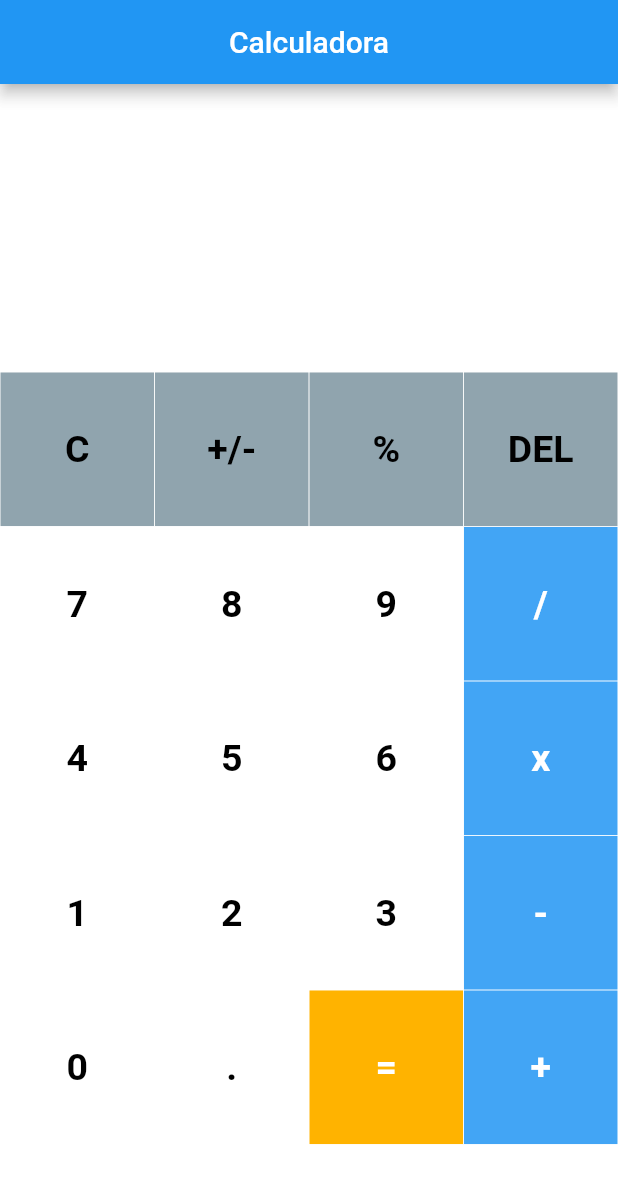
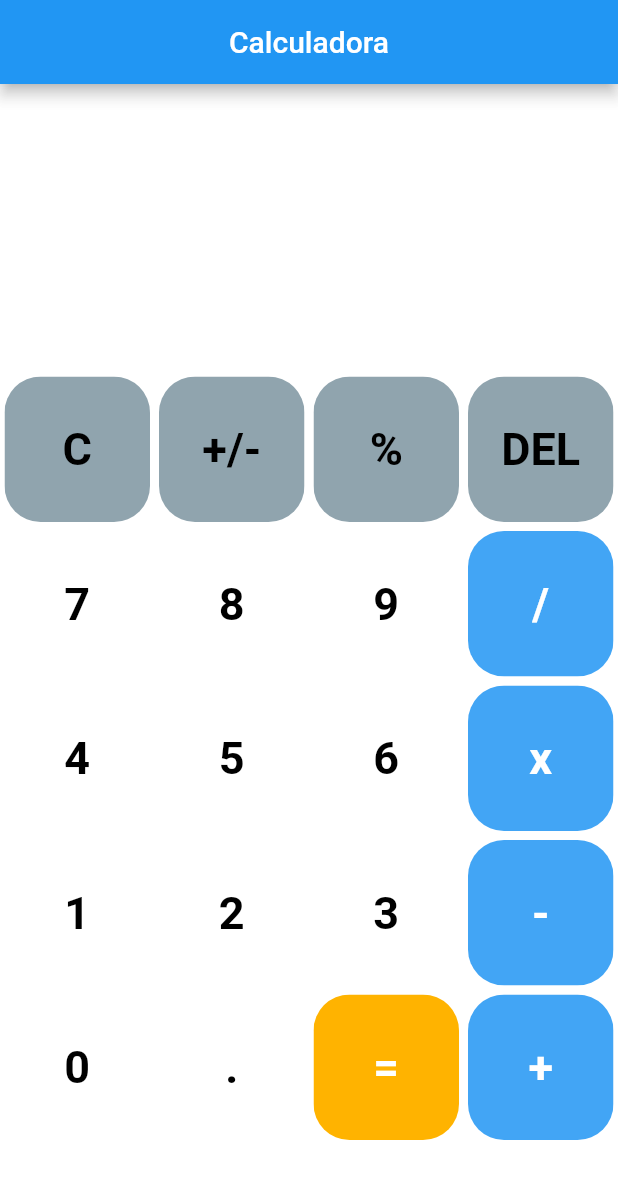
Before and after one commit to ericarodrigs/academy-semana-2, a Flutter app: the screen it shows after launch, on a phone screen of 412 x 824 dp. Shown: the top 1184 px of the screen. Run offline on Flutter 3.47's test engine with Material 2 defaults, Android fonts, the phone set to English and light mode, and no system bars; our stand-ins replace math_expressions.

Commit message:
adjusting the calculator layout

```diff
--- a/lib/button.dart
+++ b/lib/button.dart
@@ -26,16 +26,19 @@ class Button extends StatelessWidget {
     return GestureDetector(
       onTap: buttontapped,
       child: Padding(
-        padding: const EdgeInsets.all(0.2),
+        padding: const EdgeInsets.all(3),
         child: ClipRRect(
           child: Container(
-            color: color,
+            decoration: BoxDecoration(
+              color: color,
+              borderRadius: BorderRadius.circular(24),
+            ),
             child: Center(
               child: Text(
                 buttonText,
                 style: TextStyle(
                     color: textColor,
-                    fontSize: 25,
+                    fontSize: 30,
                     fontWeight: FontWeight.bold),
               ),
             ),
```
